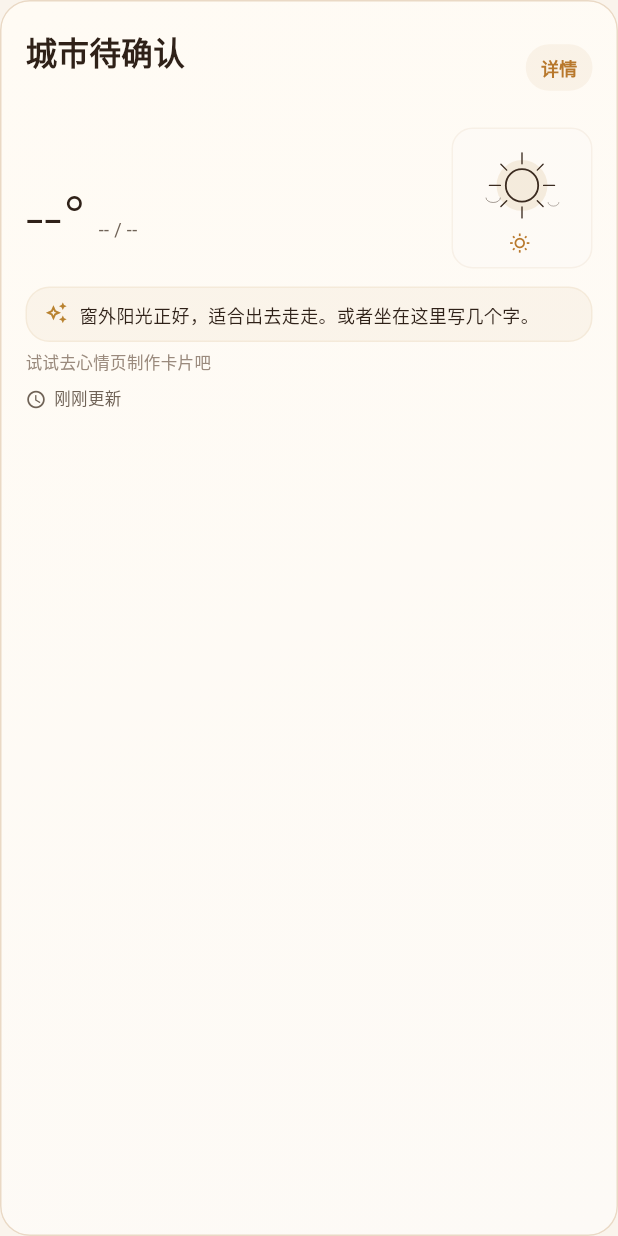
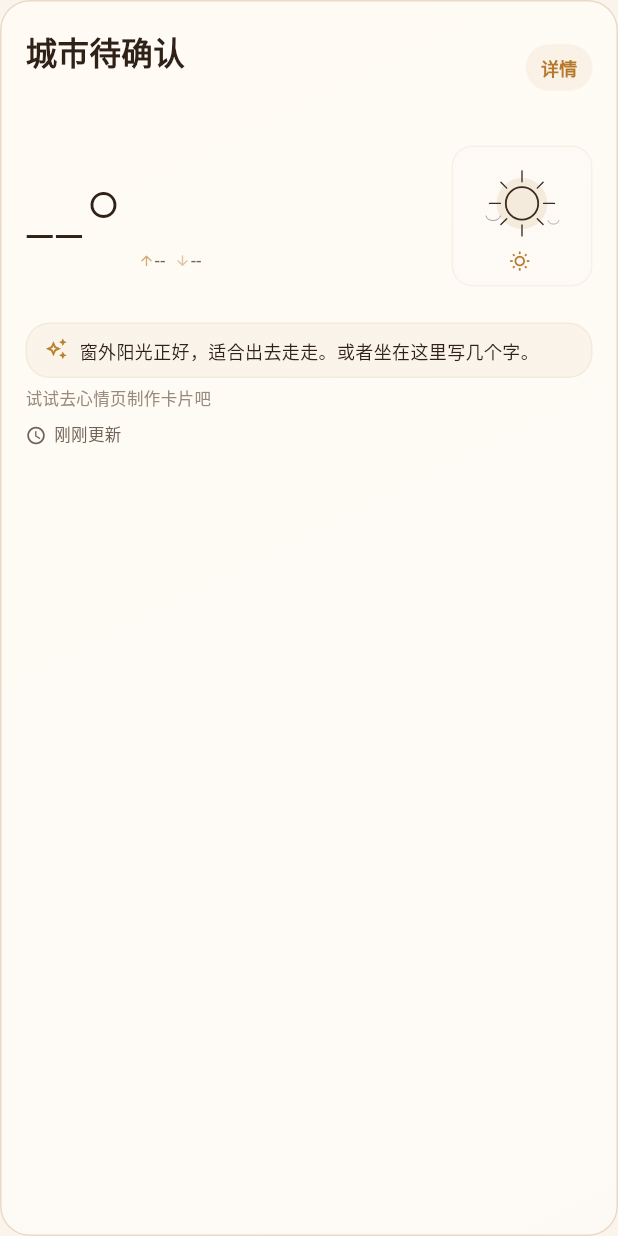
Before and after one commit to Piloting06/xin_qing_ri_ji, a Flutter app: the WeatherSummaryCard widget shown alone on an empty page, opened directly with empty values, on a phone screen of 412 x 824 dp. Run offline on Flutter 3.47's test engine with Material 3 defaults, Android fonts, the phone set to English and light mode, and no system bars; our stand-ins replace flutter_local_notifications, geolocator, image_picker, qr_flutter, share_plus, shared_preferences and 1 more; missing offline and left inert: gal; accounts and stored records are empty; network calls fail; Roboto replaces fonts that are missing (LXGW WenKai).

Commit message:
feat(ui): 天气大卡温度主视觉化 + 日出日落 + 按压微交互
- 天气卡重排：温度 42→76 细体大数字做主视觉（letterSpacing 收紧），天气名上移，
  最高/最低温改为带上下箭头的纵向小列，新增「日出日落」药丸（兼容 HH:mm 与 ISO 两种格式）
- 新增 PressableScale 按压缩放微交互组件，首页宫格接入（缩放反馈+触感单一触发路径）
- 版本 2.9.1+18

```diff
--- a/lib/widgets/weather_summary_card.dart
+++ b/lib/widgets/weather_summary_card.dart
@@ -242,6 +242,17 @@ class _WeatherSummaryCardState extends State<WeatherSummaryCard>
 
   // ── Weather Content ──
 
+  String? _shortTime(String? v) {
+    if (v == null || v.length < 5) return null;
+    // 服务端可能给 "HH:mm" 或完整 ISO，两种都兼容
+    if (RegExp(r'^\d{2}:\d{2}\$').hasMatch(v)) return v;
+    if (v.length >= 16) {
+      final t = v.substring(11, 16);
+      if (RegExp(r'^\d{2}:\d{2}\$').hasMatch(t)) return t;
+    }
+    return null;
+  }
+
   Widget _buildWeather(ThemeState theme) {
     final current = weatherCurrent(widget.weather);
     final today = weatherDay(widget.weather);
@@ -260,6 +271,8 @@ class _WeatherSummaryCardState extends State<WeatherSummaryCard>
     final wind =
         weatherInt(current['wind_current']) ?? weatherInt(today['wind']);
     final prompt = weatherCardPrompt(widget.weather);
+    final sunrise = _shortTime(today['sunrise']?.toString());
+    final sunset = _shortTime(today['sunset']?.toString());
 
     return Material(
       color: Colors.transparent,
@@ -338,11 +351,11 @@ class _WeatherSummaryCardState extends State<WeatherSummaryCard>
                           overflow: TextOverflow.ellipsis,
                           style: TextStyle(
                             color: theme.textPrimary,
-                            fontSize: 22,
+                            fontSize: 20,
                             fontWeight: FontWeight.w700,
                           ),
                         ),
-                        const SizedBox(height: 4),
+                        const SizedBox(height: 2),
                         Row(
                           crossAxisAlignment: CrossAxisAlignment.end,
                           children: [
@@ -355,9 +368,10 @@ class _WeatherSummaryCardState extends State<WeatherSummaryCard>
                                       : '$currentTemp°',
                                   style: TextStyle(
                                     color: theme.textPrimary,
-                                    fontSize: 42,
-                                    height: 1,
-                                    fontWeight: FontWeight.w300,
+                                    fontSize: 76,
+                                    height: 0.98,
+                                    fontWeight: FontWeight.w200,
+                                    letterSpacing: -3,
                                     fontFeatures: const [
                                       FontFeature.tabularFigures(),
                                     ],
@@ -365,11 +379,21 @@ class _WeatherSummaryCardState extends State<WeatherSummaryCard>
                                 ),
                               ),
                             ),
-                            const SizedBox(width: 8),
+                            const SizedBox(width: 10),
                             Padding(
-                              padding: const EdgeInsets.only(bottom: 5),
-                              child: Text(
-                                '${low == null ? '--' : '$low°'} / ${high == null ? '--' : '$high°'}',
+                              padding: const EdgeInsets.only(bottom: 10),
+                              child: Column(
+                                crossAxisAlignment: CrossAxisAlignment.start,
+                                children: [
+                                  Row(
+                                    children: [
+                                      Icon(
+                                        Icons.arrow_upward_rounded,
+                                        size: 11,
+                                        color: theme.accentColor.withAlpha(160),
+                                      ),
+                                      Text(
+                                        high == null ? '--' : '$high°',
                                         style: TextStyle(
                                           color: theme.textSecondary,
                                           fontSize: 12,
@@ -377,6 +401,26 @@ class _WeatherSummaryCardState extends State<WeatherSummaryCard>
                                             FontFeature.tabularFigures(),
                                           ],
                                         ),
+                                      ),
+                                      const SizedBox(width: 6),
+                                      Icon(
+                                        Icons.arrow_downward_rounded,
+                                        size: 11,
+                                        color: theme.accentColor.withAlpha(110),
+                                      ),
+                                      Text(
+                                        low == null ? '--' : '$low°',
+                                        style: TextStyle(
+                                          color: theme.textSecondary,
+                                          fontSize: 12,
+                                          fontFeatures: const [
+                                            FontFeature.tabularFigures(),
+                                          ],
+                                        ),
+                                      ),
+                                    ],
+                                  ),
+                                ],
                               ),
                             ),
                           ],
@@ -391,6 +435,8 @@ class _WeatherSummaryCardState extends State<WeatherSummaryCard>
                             if (humidity != null)
                               _metricPill(theme, '湿度', '$humidity%'),
                             if (wind != null) _metricPill(theme, '风', '$wind'),
+                            if (sunrise != null && sunset != null)
+                              _metricPill(theme, '日出日落', '$sunrise/$sunset'),
                           ],
                         ),
                       ],
--- a/pubspec.yaml
+++ b/pubspec.yaml
@@ -16,7 +16,7 @@ publish_to: 'none' # Remove this line if you wish to publish to pub.dev
 # https://developer.apple.com/library/archive/documentation/General/Reference/InfoPlistKeyReference/Articles/CoreFoundationKeys.html
 # In Windows, build-name is used as the major, minor, and patch parts
 # of the product and file versions while build-number is used as the build suffix.
-version: 2.9.0+17
+version: 2.9.1+18
 
 environment:
   sdk: ^3.10.4
```
Also changed, not shown: lib/pages/home_page.dart (+6 -3 lines), lib/widgets/pressable_scale.dart (added, +53 -0 lines). Lines whose indentation alone changed are shown as unchanged.
